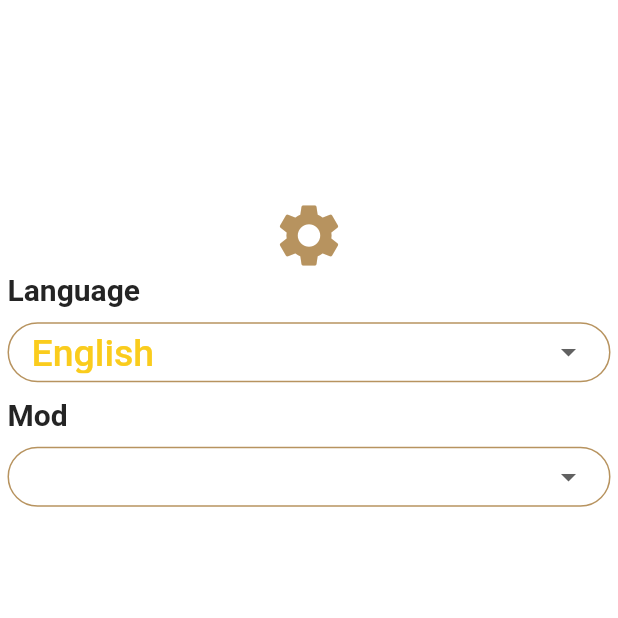
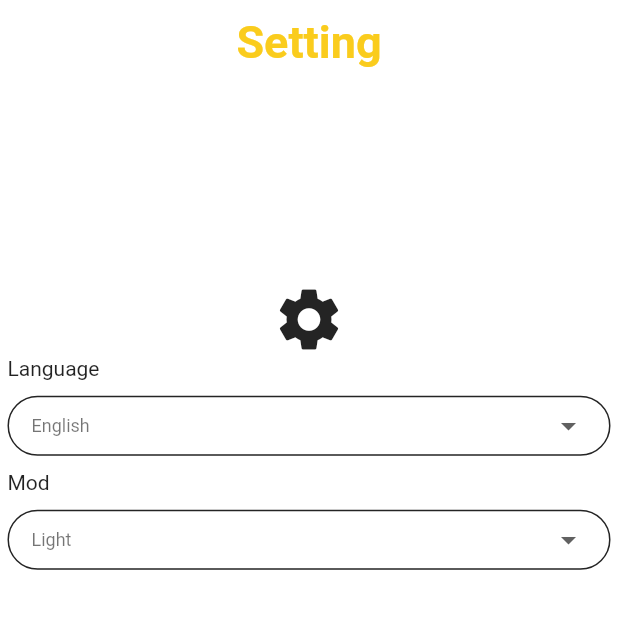
Before and after one commit to Pavly13Waheb/Islamic_App, a Flutter app: the SettingsTab screen opened directly, on a phone screen of 412 x 824 dp, the top half of it. Run offline on Flutter 3.47's test engine with Material 2 defaults, Android fonts, the phone set to English and light mode, and no system bars; our stand-ins replace shared_preferences; accounts and stored records are empty; generated files the repository leaves out were written again.

Commit message:
Finished app

```diff
--- a/lib/screens/navbarscreens/settings_tab.dart
+++ b/lib/screens/navbarscreens/settings_tab.dart
@@ -15,32 +15,37 @@ class _SettingsTabState extends State<SettingsTab> {
   @override
   Widget build(BuildContext context) {
     SettingsProvider provider = Provider.of(context);
-    var language = provider.currentLocale;
-    return Container(
+    String? language = provider.currentLocale;
+    ThemeMode? mod = provider.currentTheme;
+    return ChangeNotifierProvider(
+      create: (context) => provider,
+      builder: (context, child) {
+        return Scaffold(
+          appBar: AppBar(
+            title: Text(AppLocalizations.of(context)!.setting),
+          ),
+          body: Container(
             padding: EdgeInsets.only(
-          top: MediaQuery.of(context).size.height * 0.16, left: 5, right: 5),
+                top: MediaQuery.of(context).size.height * 0.16,
+                left: 5,
+                right: 5),
             child: Column(
               crossAxisAlignment: CrossAxisAlignment.stretch,
               children: [
-          Icon(Icons.settings, size: 50, color: AppColor.secColor),
+                Icon(Icons.settings, size: 50, color: AppColor.primColor),
                 Text(
                     textAlign: TextAlign.start,
                     AppLocalizations.of(context)!.language,
-              style: TextStyle(
-                  color: AppColor.primColor,
-                  fontSize: 20,
-                  fontWeight: FontWeight.bold)),
-          InkWell(
-            onTap: () {},
-            child: Container(
+                    style: Theme.of(context).textTheme.bodyMedium),
+                Container(
                   height: 40,
-              padding:
-                  EdgeInsetsDirectional.symmetric(horizontal: 15, vertical: 5),
-              margin: EdgeInsets.only(top: 10, bottom: 10),
+                  padding: const EdgeInsetsDirectional.symmetric(
+                      horizontal: 15, vertical: 5),
+                  margin: const EdgeInsets.only(top: 10, bottom: 10),
                   decoration: BoxDecoration(
                       color: Colors.white,
-                  borderRadius: BorderRadius.all(Radius.circular(20)),
-                  border: Border.all(color: AppColor.secColor)),
+                      borderRadius: const BorderRadius.all(Radius.circular(20)),
+                      border: Border.all(color: AppColor.primColor)),
                   child: DropdownButtonHideUnderline(
                       child: DropdownButton(
                     elevation: 0,
@@ -49,8 +54,8 @@ class _SettingsTabState extends State<SettingsTab> {
                       DropdownMenuItem(
                         value: "en",
                         child: Text("English",
-                        style: Theme.of(context).textTheme.bodyLarge),
-                    onTap: () {
+                            style: Theme.of(context).textTheme.bodySmall),
+                        onTap: () async {
                           provider.currentLocale = "en";
                           provider.notifyListeners();
                         },
@@ -58,70 +63,74 @@ class _SettingsTabState extends State<SettingsTab> {
                       DropdownMenuItem(
                         value: "ar",
                         child: Text("العربية",
-                        style: Theme.of(context).textTheme.bodyLarge),
-                    onTap: () {
+                            style: Theme.of(context).textTheme.bodySmall),
+                        onTap: () async {
                           provider.currentLocale = "ar";
                           provider.notifyListeners();
                         },
                       )
                     ],
                     onChanged: (value) {
-                  setState(() {
-                    language = value!;
-                  });
+                      // setState(() {
+                      //   language = value;
+                      // });
                     },
                     value: language,
                   )),
                 ),
-          ),
                 Text(
                     textAlign: TextAlign.start,
                     AppLocalizations.of(context)!.mod,
-              style: TextStyle(
-                  color: AppColor.primColor,
-                  fontSize: 20,
-                  fontWeight: FontWeight.bold)),
-          InkWell(
-            onTap: () {},
-            child: Container(
+                    style: Theme.of(context).textTheme.bodyMedium),
+                Container(
                   height: 40,
-              padding:
-                  EdgeInsetsDirectional.symmetric(horizontal: 15, vertical: 5),
-              margin: EdgeInsets.only(top: 10, bottom: 10),
+                  padding: const EdgeInsetsDirectional.symmetric(
+                      horizontal: 15, vertical: 5),
+                  margin: const EdgeInsets.only(top: 10, bottom: 10),
                   decoration: BoxDecoration(
                       color: Colors.white,
-                  borderRadius: BorderRadius.all(Radius.circular(20)),
-                  border: Border.all(color: AppColor.secColor)),
+                      borderRadius: const BorderRadius.all(Radius.circular(20)),
+                      border: Border.all(color: AppColor.primColor)),
                   child: DropdownButtonHideUnderline(
-                child: DropdownButton<String>(
+                    child: DropdownButton(
                       elevation: 0,
                       alignment: Alignment.center,
                       items: [
-                    AppLocalizations.of(context)!.light,
-                    AppLocalizations.of(context)!.dark
-                  ]
-                      .map(
-                        (e) => DropdownMenuItem<String>(
-                          value: e,
-                          child: Text(e,
-                              style: TextStyle(
-                                  color: AppColor.primColor,
-                                  fontWeight: FontWeight.bold)),
+                        DropdownMenuItem(
+                          value: ThemeMode.light,
+                          child: Text(AppLocalizations.of(context)!.light,
+                              style: Theme.of(context).textTheme.bodySmall),
+                          onTap: () {
+                            provider.currentTheme = ThemeMode.light;
+                            provider.notifyListeners();
+                          },
                         ),
-                      )
-                      .toList(),
+                        DropdownMenuItem(
+                          value: ThemeMode.dark,
+                          child: Text(AppLocalizations.of(context)!.dark,
+                              style: Theme.of(context).textTheme.bodySmall),
+                          onTap: () {
+                            provider.currentTheme = ThemeMode.dark;
+                            provider.notifyListeners();
+                          },
+                        ),
+                      ],
                       onChanged: (value) {
-                    setState(() {
-                      mod = value;
-                    });
+                        // setState(
+                        //       () {
+                        //     mod = value;
+                        //   },
+                        // );
                       },
                       value: mod,
                     ),
                   ),
                 ),
-          ),
               ],
             ),
+          ),
+        );
+      },
     );
   }
 }
```
Lines whose indentation alone changed are shown as unchanged.
